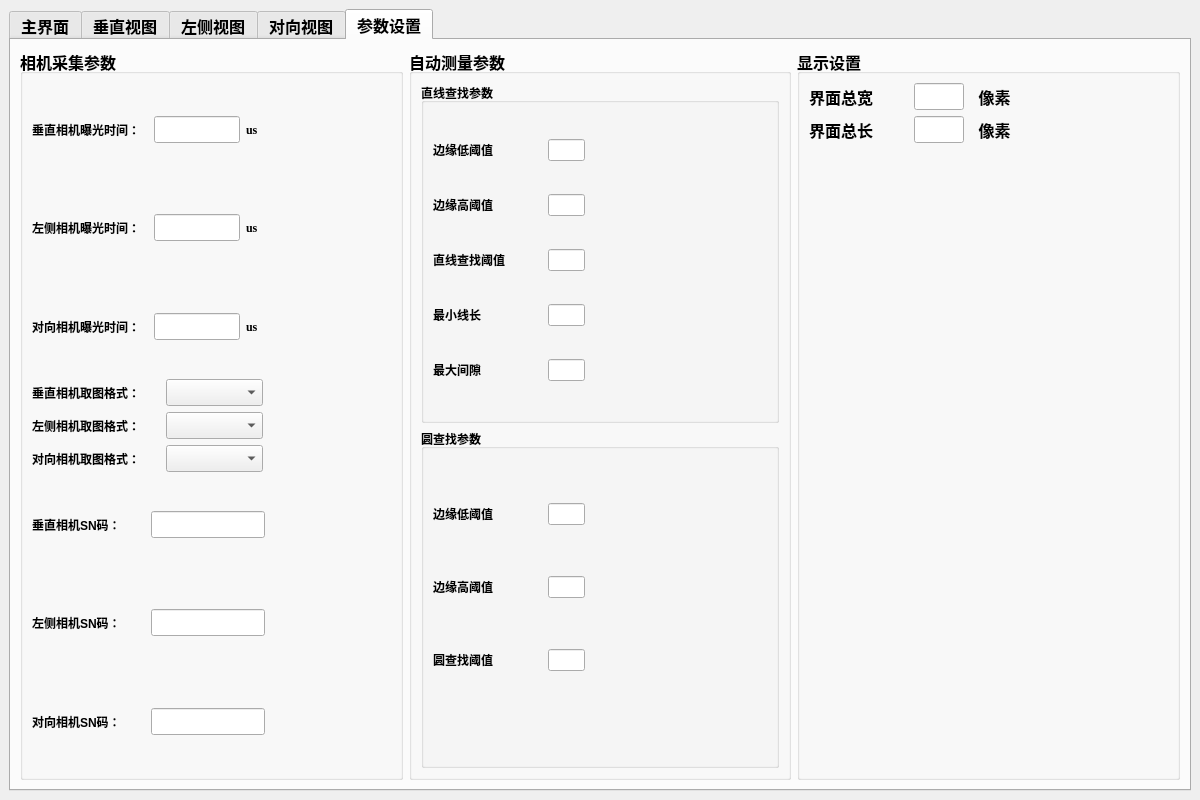
Qt form mainwindow.ui (NicoleKJ9721/MutiCamApp) before a commit.
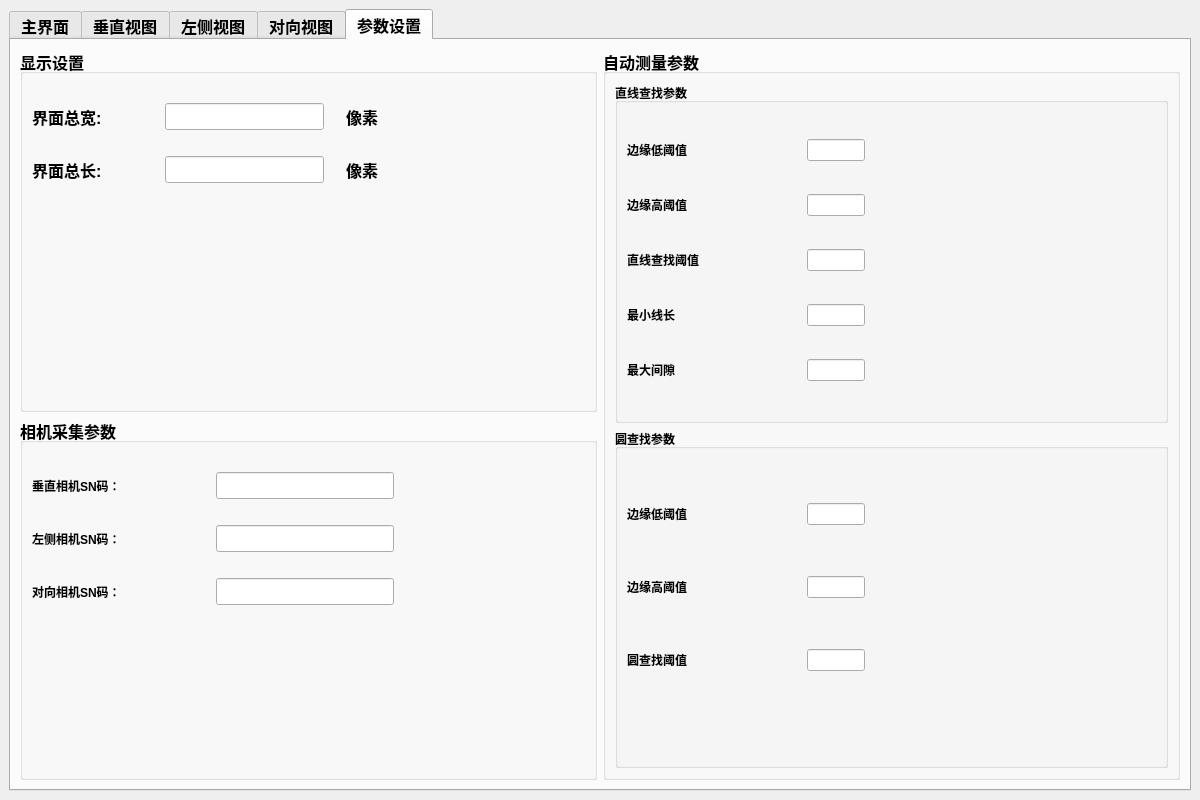
The same form after that commit. The open tabs and pages were chosen to show the change.

Patch:
```diff
--- a/mainwindow.ui
+++ b/mainwindow.ui
@@ -33,7 +33,7 @@
   </property>
   <widget class="QWidget" name="centralwidget">
    <layout class="QGridLayout" name="gridLayout">
-    <item row="0" column="1">
+    <item row="0" column="0">
      <widget class="QTabWidget" name="tabWidget">
       <property name="font">
        <font>
@@ -1843,51 +1843,14 @@
        </attribute>
        <layout class="QGridLayout" name="gridLayout_2">
         <item row="0" column="0">
-         <layout class="QHBoxLayout" name="horizontalLayout_17" stretch="1,1,1">
-          <item>
-           <widget class="QGroupBox" name="groupBox_24">
+         <layout class="QGridLayout" name="gridLayout_15">
+          <item row="0" column="0">
+           <widget class="QGroupBox" name="groupBox_36">
             <property name="title">
-             <string>相机采集参数</string>
+             <string>显示设置</string>
             </property>
-            <layout class="QVBoxLayout" name="verticalLayout_7">
-             <item>
-              <layout class="QHBoxLayout" name="horizontalLayout_8" stretch="4,3,1,4">
-               <item>
-                <widget class="QLabel" name="label_4">
-                 <property name="font">
-                  <font>
-                   <pointsize>9</pointsize>
-                   <weight>75</weight>
-                   <bold>true</bold>
-                  </font>
-                 </property>
-                 <property name="text">
-                  <string>垂直相机曝光时间：</string>
-                 </property>
-                 <property name="alignment">
-                  <set>Qt::AlignLeading|Qt::AlignLeft|Qt::AlignVCenter</set>
-                 </property>
-                </widget>
-               </item>
-               <item>
-                <widget class="QLineEdit" name="ledVerCamExposureTime"/>
-               </item>
-               <item>
-                <widget class="QLabel" name="label_7">
-                 <property name="font">
-                  <font>
-                   <family>Times New Roman</family>
-                   <pointsize>9</pointsize>
-                   <weight>75</weight>
-                   <bold>true</bold>
-                  </font>
-                 </property>
-                 <property name="text">
-                  <string>us</string>
-                 </property>
-                </widget>
-               </item>
-               <item>
+            <layout class="QGridLayout" name="gridLayout_16">
+             <item row="2" column="0">
                 <spacer name="horizontalSpacer">
                  <property name="orientation">
                   <enum>Qt::Horizontal</enum>
@@ -1900,21 +1863,52 @@
                  </property>
                 </spacer>
                </item>
-              </layout>
+             <item row="3" column="0">
+              <layout class="QHBoxLayout" name="horizontalLayout_23" stretch="2,0,1,3">
+               <item>
+                <widget class="QLabel" name="label_31">
+                 <property name="text">
+                  <string>界面总长:</string>
+                 </property>
+                 <property name="alignment">
+                  <set>Qt::AlignLeading|Qt::AlignLeft|Qt::AlignVCenter</set>
+                 </property>
+                </widget>
              </item>
              <item>
-              <layout class="QHBoxLayout" name="horizontalLayout_12" stretch="4,3,1,4">
+                <widget class="QLineEdit" name="ledUIHeight"/>
+               </item>
                <item>
-                <widget class="QLabel" name="label_14">
-                 <property name="font">
-                  <font>
-                   <pointsize>9</pointsize>
-                   <weight>75</weight>
-                   <bold>true</bold>
-                  </font>
+                <widget class="QLabel" name="label_33">
+                 <property name="text">
+                  <string>像素</string>
                  </property>
+                 <property name="alignment">
+                  <set>Qt::AlignCenter</set>
+                 </property>
+                </widget>
+               </item>
+               <item>
+                <spacer name="horizontalSpacer_11">
+                 <property name="orientation">
+                  <enum>Qt::Horizontal</enum>
+                 </property>
+                 <property name="sizeHint" stdset="0">
+                  <size>
+                   <width>40</width>
+                   <height>20</height>
+                  </size>
+                 </property>
+                </spacer>
+               </item>
+              </layout>
+             </item>
+             <item row="1" column="0">
+              <layout class="QHBoxLayout" name="horizontalLayout_22" stretch="2,0,1,3">
+               <item>
+                <widget class="QLabel" name="label_30">
                  <property name="text">
-                  <string>左侧相机曝光时间：</string>
+                  <string>界面总宽:</string>
                  </property>
                  <property name="alignment">
                   <set>Qt::AlignLeading|Qt::AlignLeft|Qt::AlignVCenter</set>
@@ -1922,24 +1916,47 @@
                 </widget>
                </item>
                <item>
-                <widget class="QLineEdit" name="ledLeftCamExposureTime"/>
+                <widget class="QLineEdit" name="ledUIWidth"/>
                </item>
                <item>
-                <widget class="QLabel" name="label_15">
-                 <property name="font">
-                  <font>
-                   <family>Times New Roman</family>
-                   <pointsize>9</pointsize>
-                   <weight>75</weight>
-                   <bold>true</bold>
-                  </font>
-                 </property>
+                <widget class="QLabel" name="label_32">
                  <property name="text">
-                  <string>us</string>
+                  <string>像素</string>
                  </property>
+                 <property name="alignment">
+                  <set>Qt::AlignCenter</set>
+                 </property>
                 </widget>
                </item>
                <item>
+                <spacer name="horizontalSpacer_10">
+                 <property name="orientation">
+                  <enum>Qt::Horizontal</enum>
+                 </property>
+                 <property name="sizeHint" stdset="0">
+                  <size>
+                   <width>40</width>
+                   <height>20</height>
+                  </size>
+                 </property>
+                </spacer>
+               </item>
+              </layout>
+             </item>
+             <item row="4" column="0">
+              <spacer name="verticalSpacer">
+               <property name="orientation">
+                <enum>Qt::Vertical</enum>
+               </property>
+               <property name="sizeHint" stdset="0">
+                <size>
+                 <width>20</width>
+                 <height>40</height>
+                </size>
+               </property>
+              </spacer>
+             </item>
+             <item row="0" column="0">
                 <spacer name="horizontalSpacer_2">
                  <property name="orientation">
                   <enum>Qt::Horizontal</enum>
@@ -1953,85 +1970,17 @@
                 </spacer>
                </item>
               </layout>
-             </item>
-             <item>
-              <layout class="QHBoxLayout" name="horizontalLayout_13" stretch="4,3,1,4">
-               <item>
-                <widget class="QLabel" name="label_16">
-                 <property name="font">
-                  <font>
-                   <pointsize>9</pointsize>
-                   <weight>75</weight>
-                   <bold>true</bold>
-                  </font>
-                 </property>
-                 <property name="text">
-                  <string>对向相机曝光时间：</string>
-                 </property>
-                 <property name="alignment">
-                  <set>Qt::AlignLeading|Qt::AlignLeft|Qt::AlignVCenter</set>
-                 </property>
-                </widget>
-               </item>
-               <item>
-                <widget class="QLineEdit" name="ledFrontCamExposureTime"/>
-               </item>
-               <item>
-                <widget class="QLabel" name="label_17">
-                 <property name="font">
-                  <font>
-                   <family>Times New Roman</family>
-                   <pointsize>9</pointsize>
-                   <weight>75</weight>
-                   <bold>true</bold>
-                  </font>
-                 </property>
-                 <property name="text">
-                  <string>us</string>
-                 </property>
-                </widget>
-               </item>
-               <item>
-                <spacer name="horizontalSpacer_3">
-                 <property name="orientation">
-                  <enum>Qt::Horizontal</enum>
-                 </property>
-                 <property name="sizeHint" stdset="0">
-                  <size>
-                   <width>40</width>
-                   <height>20</height>
-                  </size>
-                 </property>
-                </spacer>
-               </item>
-              </layout>
-             </item>
-             <item>
-              <layout class="QHBoxLayout" name="horizontalLayout_14" stretch="4,3,4">
-               <item>
-                <widget class="QLabel" name="label_18">
-                 <property name="font">
-                  <font>
-                   <pointsize>9</pointsize>
-                   <weight>75</weight>
-                   <bold>true</bold>
-                  </font>
-                 </property>
-                 <property name="layoutDirection">
-                  <enum>Qt::LeftToRight</enum>
-                 </property>
-                 <property name="text">
-                  <string>垂直相机取图格式：</string>
-                 </property>
-                 <property name="alignment">
-                  <set>Qt::AlignLeading|Qt::AlignLeft|Qt::AlignVCenter</set>
-                 </property>
-                </widget>
-               </item>
-               <item>
-                <widget class="QComboBox" name="cbVerCamImageFormat"/>
-               </item>
-               <item>
+           </widget>
+          </item>
+         </layout>
+        </item>
+        <item row="1" column="0">
+         <widget class="QGroupBox" name="groupBox_24">
+          <property name="title">
+           <string>相机采集参数</string>
+          </property>
+          <layout class="QGridLayout" name="gridLayout_18">
+           <item row="2" column="0">
                 <spacer name="horizontalSpacer_4">
                  <property name="orientation">
                   <enum>Qt::Horizontal</enum>
@@ -2044,141 +1993,7 @@
                  </property>
                 </spacer>
                </item>
-              </layout>
-             </item>
-             <item>
-              <layout class="QHBoxLayout" name="horizontalLayout_15" stretch="4,3,4">
-               <item>
-                <widget class="QLabel" name="label_19">
-                 <property name="font">
-                  <font>
-                   <pointsize>9</pointsize>
-                   <weight>75</weight>
-                   <bold>true</bold>
-                  </font>
-                 </property>
-                 <property name="layoutDirection">
-                  <enum>Qt::LeftToRight</enum>
-                 </property>
-                 <property name="text">
-                  <string>左侧相机取图格式：</string>
-                 </property>
-                 <property name="alignment">
-                  <set>Qt::AlignLeading|Qt::AlignLeft|Qt::AlignVCenter</set>
-                 </property>
-                </widget>
-               </item>
-               <item>
-                <widget class="QComboBox" name="cbLeftCamImageFormat"/>
-               </item>
-               <item>
-                <spacer name="horizontalSpacer_5">
-                 <property name="orientation">
-                  <enum>Qt::Horizontal</enum>
-                 </property>
-                 <property name="sizeHint" stdset="0">
-                  <size>
-                   <width>40</width>
-                   <height>20</height>
-                  </size>
-                 </property>
-                </spacer>
-               </item>
-              </layout>
-             </item>
-             <item>
-              <layout class="QHBoxLayout" name="horizontalLayout_16" stretch="4,3,4">
-               <item>
-                <widget class="QLabel" name="label_20">
-                 <property name="font">
-                  <font>
-                   <pointsize>9</pointsize>
-                   <weight>75</weight>
-                   <bold>true</bold>
-                  </font>
-                 </property>
-                 <property name="layoutDirection">
-                  <enum>Qt::LeftToRight</enum>
-                 </property>
-                 <property name="text">
-                  <string>对向相机取图格式：</string>
-                 </property>
-                 <property name="alignment">
-                  <set>Qt::AlignLeading|Qt::AlignLeft|Qt::AlignVCenter</set>
-                 </property>
-                </widget>
-               </item>
-               <item>
-                <widget class="QComboBox" name="cbFrontCamImageFormat"/>
-               </item>
-               <item>
-                <spacer name="horizontalSpacer_6">
-                 <property name="orientation">
-                  <enum>Qt::Horizontal</enum>
-                 </property>
-                 <property name="sizeHint" stdset="0">
-                  <size>
-                   <width>40</width>
-                   <height>20</height>
-                  </size>
-                 </property>
-                </spacer>
-               </item>
-              </layout>
-             </item>
-             <item>
-              <layout class="QHBoxLayout" name="horizontalLayout_9" stretch="4,4,4,0">
-               <item>
-                <widget class="QLabel" name="label_8">
-                 <property name="font">
-                  <font>
-                   <pointsize>9</pointsize>
-                   <weight>75</weight>
-                   <bold>true</bold>
-                  </font>
-                 </property>
-                 <property name="text">
-                  <string>垂直相机SN码：</string>
-                 </property>
-                 <property name="alignment">
-                  <set>Qt::AlignLeading|Qt::AlignLeft|Qt::AlignVCenter</set>
-                 </property>
-                </widget>
-               </item>
-               <item>
-                <widget class="QLineEdit" name="ledVerCamSN"/>
-               </item>
-               <item>
-                <spacer name="horizontalSpacer_7">
-                 <property name="orientation">
-                  <enum>Qt::Horizontal</enum>
-                 </property>
-                 <property name="sizeHint" stdset="0">
-                  <size>
-                   <width>40</width>
-                   <height>20</height>
-                  </size>
-                 </property>
-                </spacer>
-               </item>
-               <item>
-                <widget class="QLabel" name="label_9">
-                 <property name="font">
-                  <font>
-                   <family>Times New Roman</family>
-                   <pointsize>9</pointsize>
-                   <weight>75</weight>
-                   <bold>true</bold>
-                  </font>
-                 </property>
-                 <property name="text">
-                  <string/>
-                 </property>
-                </widget>
-               </item>
-              </layout>
-             </item>
-             <item>
+           <item row="3" column="0">
               <layout class="QHBoxLayout" name="horizontalLayout_10" stretch="4,4,4,0">
                <item>
                 <widget class="QLabel" name="label_10">
@@ -2230,7 +2045,85 @@
                </item>
               </layout>
              </item>
+           <item row="6" column="0">
+            <spacer name="verticalSpacer_2">
+             <property name="orientation">
+              <enum>Qt::Vertical</enum>
+             </property>
+             <property name="sizeHint" stdset="0">
+              <size>
+               <width>20</width>
+               <height>40</height>
+              </size>
+             </property>
+            </spacer>
+           </item>
+           <item row="0" column="0">
+            <spacer name="horizontalSpacer_3">
+             <property name="orientation">
+              <enum>Qt::Horizontal</enum>
+             </property>
+             <property name="sizeHint" stdset="0">
+              <size>
+               <width>40</width>
+               <height>20</height>
+              </size>
+             </property>
+            </spacer>
+           </item>
+           <item row="1" column="0">
+            <layout class="QHBoxLayout" name="horizontalLayout_9" stretch="4,4,4,0">
              <item>
+              <widget class="QLabel" name="label_8">
+               <property name="font">
+                <font>
+                 <pointsize>9</pointsize>
+                 <weight>75</weight>
+                 <bold>true</bold>
+                </font>
+               </property>
+               <property name="text">
+                <string>垂直相机SN码：</string>
+               </property>
+               <property name="alignment">
+                <set>Qt::AlignLeading|Qt::AlignLeft|Qt::AlignVCenter</set>
+               </property>
+              </widget>
+             </item>
+             <item>
+              <widget class="QLineEdit" name="ledVerCamSN"/>
+             </item>
+             <item>
+              <spacer name="horizontalSpacer_7">
+               <property name="orientation">
+                <enum>Qt::Horizontal</enum>
+               </property>
+               <property name="sizeHint" stdset="0">
+                <size>
+                 <width>40</width>
+                 <height>20</height>
+                </size>
+               </property>
+              </spacer>
+             </item>
+             <item>
+              <widget class="QLabel" name="label_9">
+               <property name="font">
+                <font>
+                 <family>Times New Roman</family>
+                 <pointsize>9</pointsize>
+                 <weight>75</weight>
+                 <bold>true</bold>
+                </font>
+               </property>
+               <property name="text">
+                <string/>
+               </property>
+              </widget>
+             </item>
+            </layout>
+           </item>
+           <item row="5" column="0">
               <layout class="QHBoxLayout" name="horizontalLayout_11" stretch="4,4,4,0">
                <item>
                 <widget class="QLabel" name="label_12">
@@ -2282,16 +2175,29 @@
                </item>
               </layout>
              </item>
+           <item row="4" column="0">
+            <spacer name="horizontalSpacer_5">
+             <property name="orientation">
+              <enum>Qt::Horizontal</enum>
+             </property>
+             <property name="sizeHint" stdset="0">
+              <size>
+               <width>40</width>
+               <height>20</height>
+              </size>
+             </property>
+            </spacer>
+           </item>
             </layout>
            </widget>
           </item>
-          <item>
+        <item row="0" column="1" rowspan="2">
            <widget class="QGroupBox" name="groupBox_25">
             <property name="title">
              <string>自动测量参数</string>
             </property>
-            <layout class="QVBoxLayout" name="verticalLayout_20">
-             <item>
+          <layout class="QGridLayout" name="gridLayout_17">
+           <item row="0" column="0">
               <widget class="QGroupBox" name="groupBox_34">
                <property name="font">
                 <font>
@@ -2469,7 +2375,7 @@
                </layout>
               </widget>
              </item>
-             <item>
+           <item row="1" column="0">
               <widget class="QGroupBox" name="groupBox_35">
                <property name="font">
                 <font>
@@ -2615,110 +2521,6 @@
              </item>
             </layout>
            </widget>
-          </item>
-          <item>
-           <widget class="QGroupBox" name="groupBox_36">
-            <property name="title">
-             <string>显示设置</string>
-            </property>
-            <layout class="QVBoxLayout" name="verticalLayout_19">
-             <item>
-              <layout class="QHBoxLayout" name="horizontalLayout_22" stretch="2,1,1,3">
-               <item>
-                <widget class="QLabel" name="label_30">
-                 <property name="text">
-                  <string>界面总宽</string>
-                 </property>
-                 <property name="alignment">
-                  <set>Qt::AlignLeading|Qt::AlignLeft|Qt::AlignVCenter</set>
-                 </property>
-                </widget>
-               </item>
-               <item>
-                <widget class="QLineEdit" name="ledUIWidth"/>
-               </item>
-               <item>
-                <widget class="QLabel" name="label_32">
-                 <property name="text">
-                  <string>像素</string>
-                 </property>
-                 <property name="alignment">
-                  <set>Qt::AlignCenter</set>
-                 </property>
-                </widget>
-               </item>
-               <item>
-                <spacer name="horizontalSpacer_10">
-                 <property name="orientation">
-                  <enum>Qt::Horizontal</enum>
-                 </property>
-                 <property name="sizeHint" stdset="0">
-                  <size>
-                   <width>40</width>
-                   <height>20</height>
-                  </size>
-                 </property>
-                </spacer>
-               </item>
-              </layout>
-             </item>
-             <item>
-              <layout class="QHBoxLayout" name="horizontalLayout_23" stretch="2,1,1,3">
-               <item>
-                <widget class="QLabel" name="label_31">
-                 <property name="text">
-                  <string>界面总长</string>
-                 </property>
-                 <property name="alignment">
-                  <set>Qt::AlignLeading|Qt::AlignLeft|Qt::AlignVCenter</set>
-                 </property>
-                </widget>
-               </item>
-               <item>
-                <widget class="QLineEdit" name="ledUIHeight"/>
-               </item>
-               <item>
-                <widget class="QLabel" name="label_33">
-                 <property name="text">
-                  <string>像素</string>
-                 </property>
-                 <property name="alignment">
-                  <set>Qt::AlignCenter</set>
-                 </property>
-                </widget>
-               </item>
-               <item>
-                <spacer name="horizontalSpacer_11">
-                 <property name="orientation">
-                  <enum>Qt::Horizontal</enum>
-                 </property>
-                 <property name="sizeHint" stdset="0">
-                  <size>
-                   <width>40</width>
-                   <height>20</height>
-                  </size>
-                 </property>
-                </spacer>
-               </item>
-              </layout>
-             </item>
-             <item>
-              <spacer name="verticalSpacer">
-               <property name="orientation">
-                <enum>Qt::Vertical</enum>
-               </property>
-               <property name="sizeHint" stdset="0">
-                <size>
-                 <width>20</width>
-                 <height>40</height>
-                </size>
-               </property>
-              </spacer>
-             </item>
-            </layout>
-           </widget>
-          </item>
-         </layout>
         </item>
        </layout>
       </widget>
```
Left out of the diff: 402 changed lines with no effect on the pictures. Lines whose indentation alone changed are shown as unchanged.
